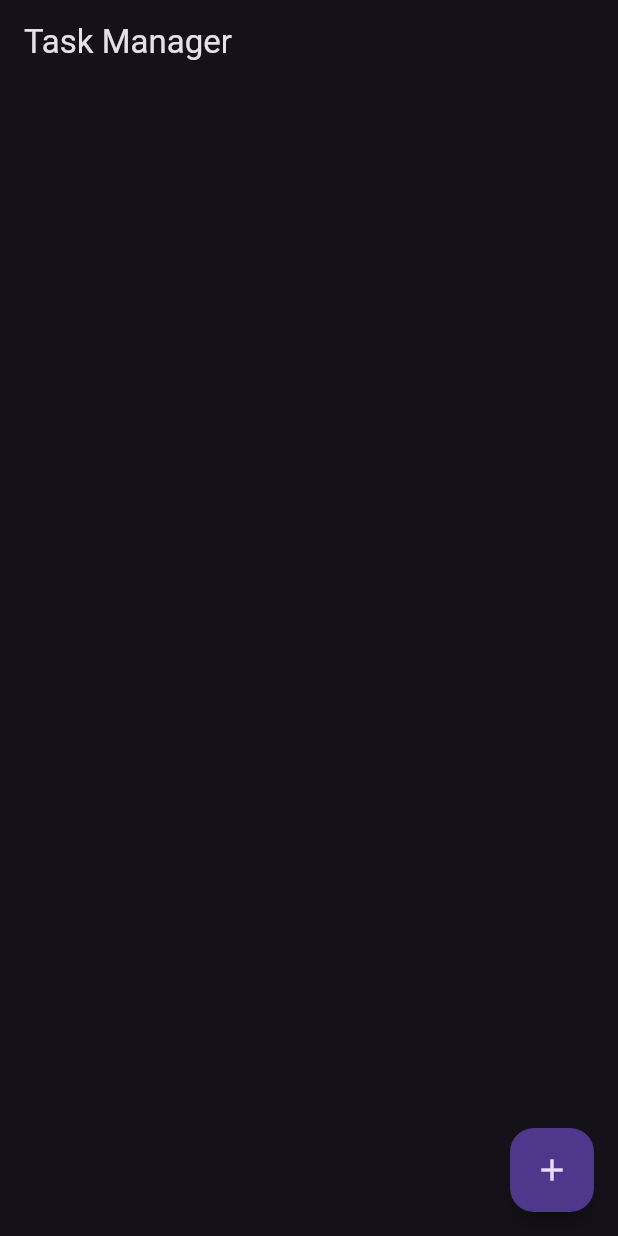
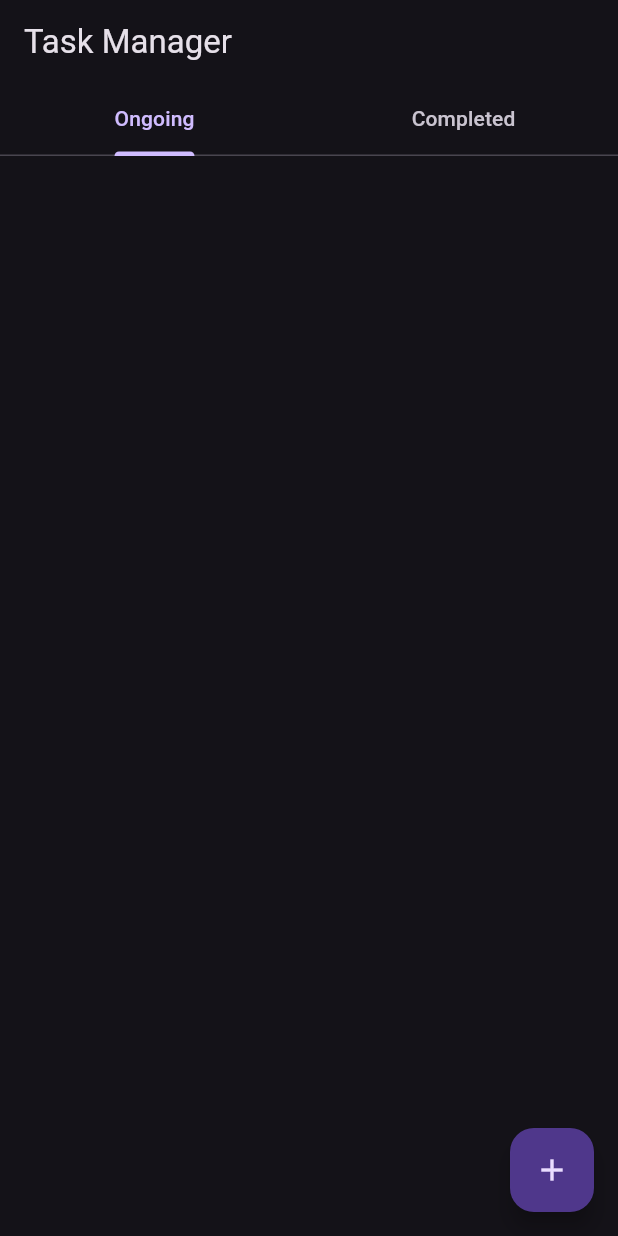
Before and after one commit to rchai12/taskmanager, a Flutter app: the screen it shows after launch, on a phone screen of 412 x 824 dp. Run offline on Flutter 3.47's test engine with Material 3 defaults, Android fonts, the phone set to English and light mode, and no system bars.

Commit message:
Created tabs for Ongoing Tasks and Completed Tasks

```diff
--- a/lib/main.dart
+++ b/lib/main.dart
@@ -36,10 +36,31 @@ class TaskScreen extends StatefulWidget {
   _TaskScreenState createState() => _TaskScreenState();
 }
 
-class _TaskScreenState extends State<TaskScreen> {
+class _TaskScreenState extends State<TaskScreen> with SingleTickerProviderStateMixin {
   final List<Task> _tasks = [];
   final TextEditingController _titleController = TextEditingController();
   final TextEditingController _descriptionController = TextEditingController();
+
+  late TabController _tabController;
+
+  @override
+  void initState() {
+    super.initState();
+    _tabController = TabController(length: 2, vsync: this);
+
+
+    _tabController.addListener(() {
+      if (_tabController.indexIsChanging) {
+        setState(() {});
+      }
+    });
+  }
+
+  @override
+  void dispose() {
+    _tabController.dispose();
+    super.dispose();
+  }
 
   void _addTask() {
     if (_titleController.text.isNotEmpty && _descriptionController.text.isNotEmpty) {
@@ -137,26 +158,56 @@ class _TaskScreenState extends State<TaskScreen> {
 
   @override
   Widget build(BuildContext context) {
+    final ongoingTasks = _tasks.where((task) => !task.status).toList();
+    final completedTasks = _tasks.where((task) => task.status).toList();
+
     return Scaffold(
-      appBar: AppBar(title: Text('Task Manager')),
-      body: ListView.builder(
-        itemCount: _tasks.length,
+      appBar: AppBar(
+        title: Text('Task Manager'),
+        bottom: TabBar(
+          controller: _tabController,
+          tabs: [
+            Tab(text: 'Ongoing'),
+            Tab(text: 'Completed'),
+          ],
+        ),
+      ),
+      body: TabBarView(
+        controller: _tabController,
+        children: [
+          ListView.builder(
+            itemCount: ongoingTasks.length,
             itemBuilder: (context, index) {
-          final task = _tasks[index];
+              final task = ongoingTasks[index];
               return ListTile(
-            onTap: () => _editTask(index),
+                onTap: () => _editTask(_tasks.indexOf(task)),
                 leading: IconButton(
                   icon: Icon(task.status ? Icons.radio_button_checked : Icons.radio_button_unchecked),
-              onPressed: () => _toggleTaskStatus(index),
+                  onPressed: () => _toggleTaskStatus(_tasks.indexOf(task)),
                 ),
-            title: Text(task.title, style: TextStyle(decoration: task.status ? TextDecoration.lineThrough : null)),
+                title: Text(task.title),
               );
             },
           ),
-      floatingActionButton: FloatingActionButton(
+          ListView.builder(
+            itemCount: completedTasks.length,
+            itemBuilder: (context, index) {
+              final task = completedTasks[index];
+              return ListTile(
+                onTap: () => _editTask(_tasks.indexOf(task)),
+                leading: Icon(Icons.radio_button_checked),
+                title: Text(task.title, style: TextStyle(decoration: TextDecoration.lineThrough)),
+              );
+            },
+          ),
+        ],
+      ),
+      floatingActionButton: _tabController.index == 0
+          ? FloatingActionButton(
               onPressed: _showAddTaskMenu,
               child: Icon(Icons.add),
-      ),
+            )
+          : null,
     );
   }
 }
```
Lines whose indentation alone changed are shown as unchanged.
